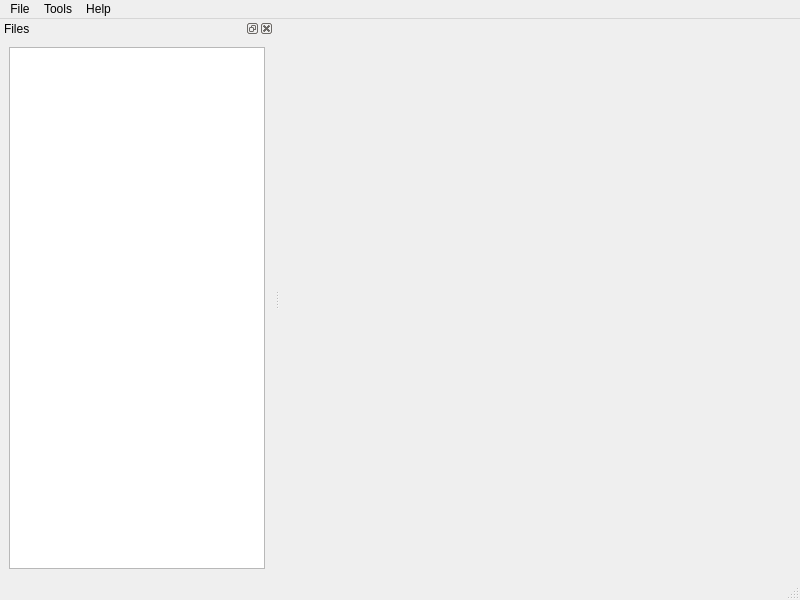
This is src/swged/ui/main_window.ui in apathyboy/swganh as Qt 5 draws it before an edit. The edited form follows.
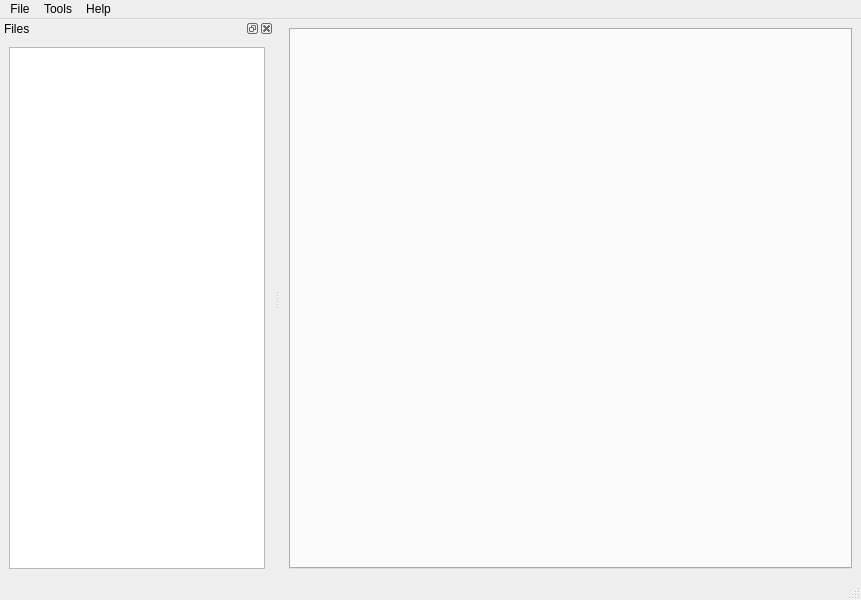
This is the edited form. Custom widgets are drawn as their Qt base class.

Commit message: Added a tabbed section for document views

```diff
--- a/src/swged/ui/main_window.ui
+++ b/src/swged/ui/main_window.ui
@@ -6,21 +6,27 @@
    <rect>
     <x>0</x>
     <y>0</y>
-    <width>800</width>
+    <width>861</width>
     <height>600</height>
    </rect>
   </property>
   <property name="windowTitle">
    <string>SWGEd</string>
   </property>
-  <widget class="QWidget" name="centralwidget"/>
+  <widget class="QWidget" name="centralwidget">
+   <layout class="QGridLayout" name="gridLayout">
+    <item row="0" column="0">
+     <widget class="QTabWidget" name="documentsTabWidget"/>
+    </item>
+   </layout>
+  </widget>
   <widget class="QMenuBar" name="menubar">
    <property name="geometry">
     <rect>
      <x>0</x>
      <y>0</y>
-     <width>800</width>
-     <height>21</height>
+     <width>861</width>
+     <height>22</height>
     </rect>
    </property>
    <widget class="QMenu" name="menuFile">
```
